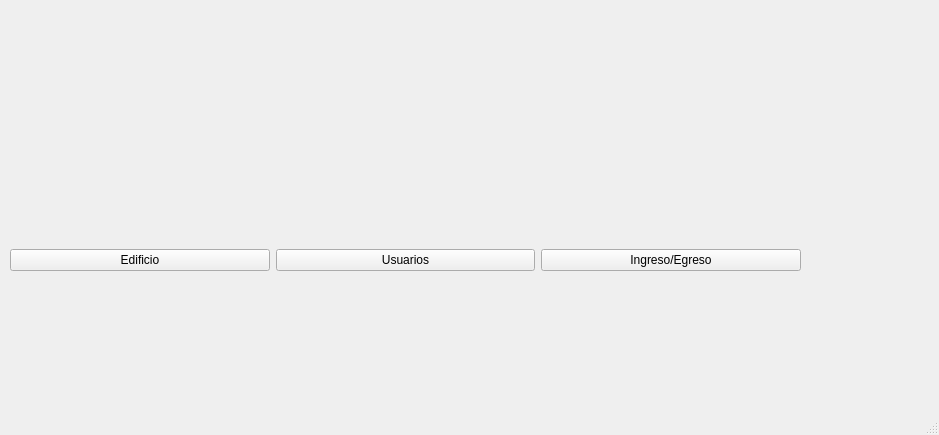
Mati-Mar/AccessIO-GUI, file frontpage.ui: the form before one commit.
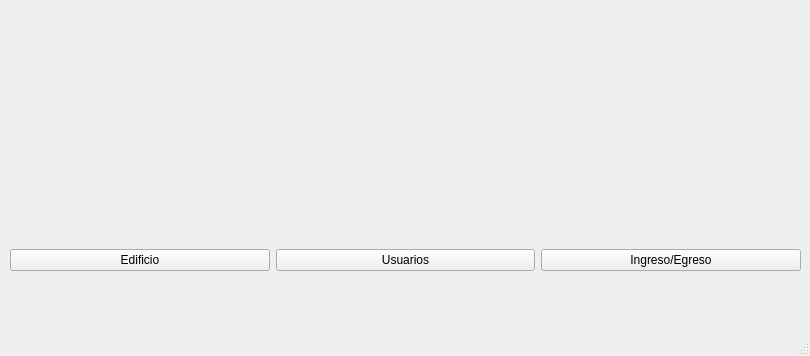
The form after the commit.

Patch:
```diff
--- a/frontpage.ui
+++ b/frontpage.ui
@@ -6,8 +6,8 @@
    <rect>
     <x>0</x>
     <y>0</y>
-    <width>939</width>
-    <height>435</height>
+    <width>810</width>
+    <height>356</height>
    </rect>
   </property>
   <property name="windowTitle">
```
Left out of the diff: 2 changed lines with no effect on the pictures.
